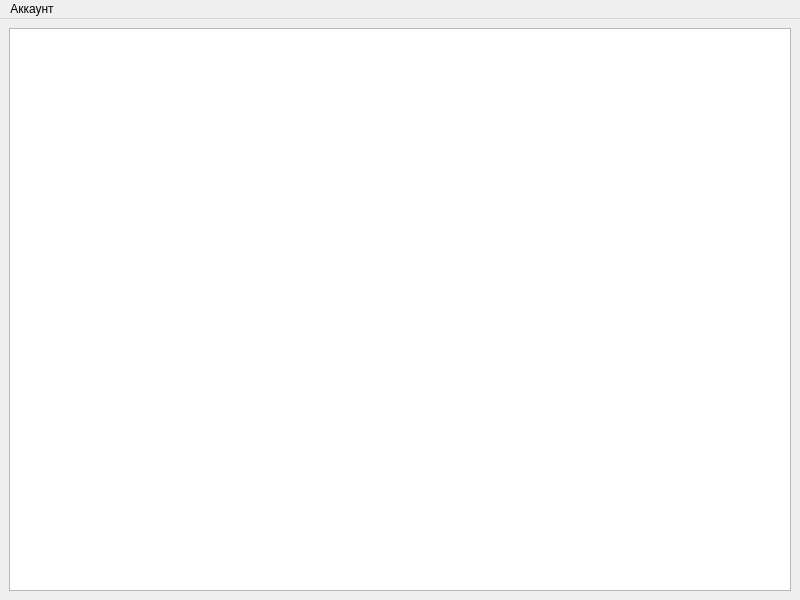
S0sis0chka/Arzaso_git, file mainwindow.ui: the form before one commit.
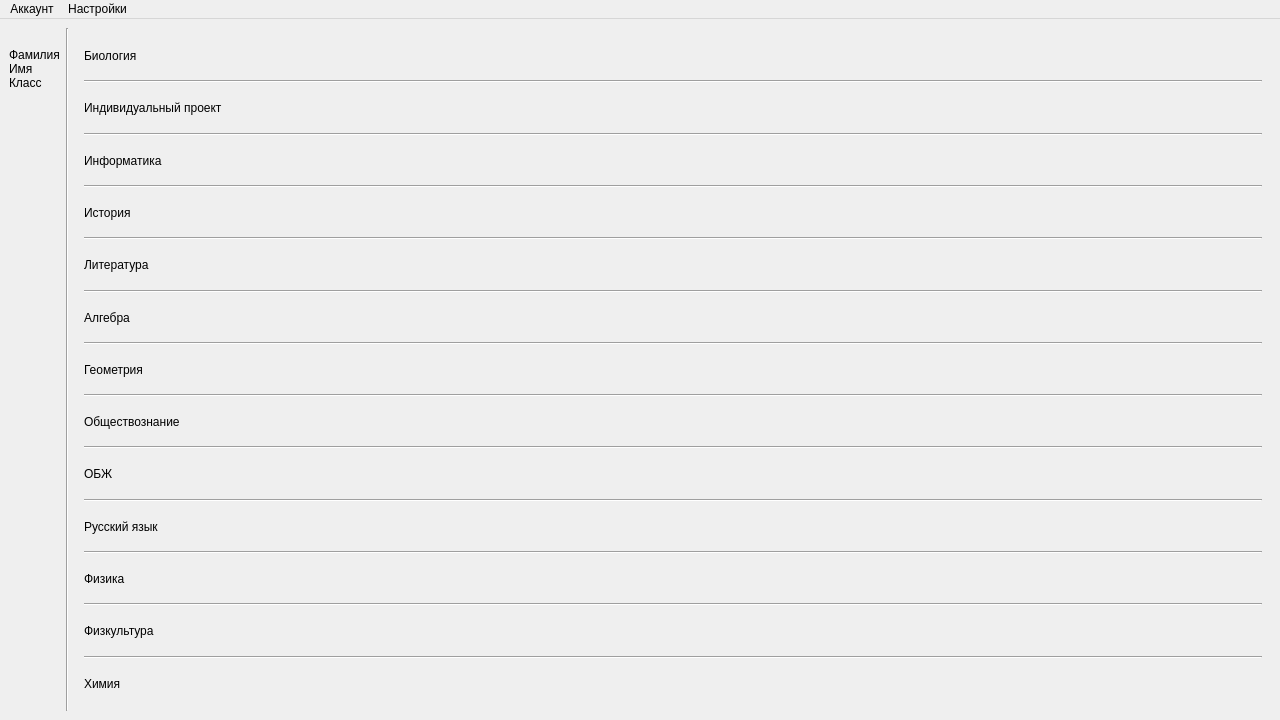
The form after the commit. Icons and pictures are not drawn.

The edit to the form file:
```diff
--- a/mainwindow.ui
+++ b/mainwindow.ui
@@ -6,8 +6,8 @@
    <rect>
     <x>0</x>
     <y>0</y>
-    <width>800</width>
-    <height>600</height>
+    <width>1280</width>
+    <height>720</height>
    </rect>
   </property>
   <property name="windowTitle">
@@ -17,11 +17,403 @@
    <layout class="QGridLayout" name="gridLayout_2">
     <item row="0" column="0">
      <layout class="QGridLayout" name="gridLayout">
-      <item row="0" column="0">
-       <widget class="QTableWidget" name="tableWidget"/>
+      <item row="2" column="1">
+       <spacer name="verticalSpacer">
+        <property name="orientation">
+         <enum>Qt::Vertical</enum>
+        </property>
+        <property name="sizeHint" stdset="0">
+         <size>
+          <width>20</width>
+          <height>40</height>
+         </size>
+        </property>
+       </spacer>
+      </item>
+      <item row="1" column="1">
+       <widget class="QLabel" name="userinfo">
+        <property name="text">
+         <string>Фамилия
+Имя
+Класс</string>
+        </property>
+       </widget>
+      </item>
+      <item row="0" column="1">
+       <widget class="QLabel" name="label">
+        <property name="text">
+         <string/>
+        </property>
+        <property name="pixmap">
+         <pixmap resource="res.qrc">:/pic/pic/avatar_img.jpg</pixmap>
+        </property>
+       </widget>
       </item>
      </layout>
     </item>
+    <item row="0" column="2">
+     <widget class="QWidget" name="widget" native="true">
+      <property name="sizePolicy">
+       <sizepolicy hsizetype="Expanding" vsizetype="Preferred">
+        <horstretch>0</horstretch>
+        <verstretch>0</verstretch>
+       </sizepolicy>
+      </property>
+      <layout class="QGridLayout" name="gridLayout_3">
+       <item row="16" column="1">
+        <widget class="QLabel" name="obz">
+         <property name="text">
+          <string/>
+         </property>
+        </widget>
+       </item>
+       <item row="7" column="0" colspan="2">
+        <widget class="Line" name="line_4">
+         <property name="orientation">
+          <enum>Qt::Horizontal</enum>
+         </property>
+        </widget>
+       </item>
+       <item row="4" column="1">
+        <widget class="QLabel" name="informat">
+         <property name="text">
+          <string/>
+         </property>
+        </widget>
+       </item>
+       <item row="2" column="1">
+        <widget class="QLabel" name="individual">
+         <property name="text">
+          <string/>
+         </property>
+        </widget>
+       </item>
+       <item row="4" column="0">
+        <widget class="QLabel" name="label_12">
+         <property name="sizePolicy">
+          <sizepolicy hsizetype="Maximum" vsizetype="Preferred">
+           <horstretch>0</horstretch>
+           <verstretch>0</verstretch>
+          </sizepolicy>
+         </property>
+         <property name="text">
+          <string>Информатика</string>
+         </property>
+        </widget>
+       </item>
+       <item row="12" column="0">
+        <widget class="QLabel" name="label_2">
+         <property name="sizePolicy">
+          <sizepolicy hsizetype="Maximum" vsizetype="Preferred">
+           <horstretch>0</horstretch>
+           <verstretch>0</verstretch>
+          </sizepolicy>
+         </property>
+         <property name="text">
+          <string>Геометрия</string>
+         </property>
+        </widget>
+       </item>
+       <item row="16" column="0">
+        <widget class="QLabel" name="label_4">
+         <property name="sizePolicy">
+          <sizepolicy hsizetype="Maximum" vsizetype="Preferred">
+           <horstretch>0</horstretch>
+           <verstretch>0</verstretch>
+          </sizepolicy>
+         </property>
+         <property name="text">
+          <string>ОБЖ</string>
+         </property>
+        </widget>
+       </item>
+       <item row="22" column="0">
+        <widget class="QLabel" name="label_7">
+         <property name="sizePolicy">
+          <sizepolicy hsizetype="Maximum" vsizetype="Preferred">
+           <horstretch>0</horstretch>
+           <verstretch>0</verstretch>
+          </sizepolicy>
+         </property>
+         <property name="text">
+          <string>Физкультура</string>
+         </property>
+        </widget>
+       </item>
+       <item row="1" column="0" colspan="2">
+        <widget class="Line" name="line">
+         <property name="orientation">
+          <enum>Qt::Horizontal</enum>
+         </property>
+        </widget>
+       </item>
+       <item row="12" column="1">
+        <widget class="QLabel" name="geometry">
+         <property name="text">
+          <string/>
+         </property>
+        </widget>
+       </item>
+       <item row="22" column="1">
+        <widget class="QLabel" name="phizra">
+         <property name="text">
+          <string/>
+         </property>
+        </widget>
+       </item>
+       <item row="6" column="1">
+        <widget class="QLabel" name="istoria">
+         <property name="text">
+          <string/>
+         </property>
+        </widget>
+       </item>
+       <item row="10" column="0">
+        <widget class="QLabel" name="label_9">
+         <property name="sizePolicy">
+          <sizepolicy hsizetype="Maximum" vsizetype="Preferred">
+           <horstretch>0</horstretch>
+           <verstretch>0</verstretch>
+          </sizepolicy>
+         </property>
+         <property name="text">
+          <string>Алгебра</string>
+         </property>
+        </widget>
+       </item>
+       <item row="17" column="0" colspan="2">
+        <widget class="Line" name="line_9">
+         <property name="orientation">
+          <enum>Qt::Horizontal</enum>
+         </property>
+        </widget>
+       </item>
+       <item row="2" column="0">
+        <widget class="QLabel" name="label_13">
+         <property name="sizePolicy">
+          <sizepolicy hsizetype="Maximum" vsizetype="Preferred">
+           <horstretch>0</horstretch>
+           <verstretch>0</verstretch>
+          </sizepolicy>
+         </property>
+         <property name="text">
+          <string>Индивидуальный проект</string>
+         </property>
+        </widget>
+       </item>
+       <item row="6" column="0">
+        <widget class="QLabel" name="label_11">
+         <property name="sizePolicy">
+          <sizepolicy hsizetype="Maximum" vsizetype="Preferred">
+           <horstretch>0</horstretch>
+           <verstretch>0</verstretch>
+          </sizepolicy>
+         </property>
+         <property name="text">
+          <string>История</string>
+         </property>
+        </widget>
+       </item>
+       <item row="23" column="0" colspan="2">
+        <widget class="Line" name="line_12">
+         <property name="orientation">
+          <enum>Qt::Horizontal</enum>
+         </property>
+        </widget>
+       </item>
+       <item row="14" column="1">
+        <widget class="QLabel" name="obzestvo">
+         <property name="text">
+          <string/>
+         </property>
+        </widget>
+       </item>
+       <item row="3" column="0" colspan="2">
+        <widget class="Line" name="line_2">
+         <property name="orientation">
+          <enum>Qt::Horizontal</enum>
+         </property>
+        </widget>
+       </item>
+       <item row="15" column="0" colspan="2">
+        <widget class="Line" name="line_8">
+         <property name="orientation">
+          <enum>Qt::Horizontal</enum>
+         </property>
+        </widget>
+       </item>
+       <item row="8" column="1">
+        <widget class="QLabel" name="literat">
+         <property name="text">
+          <string/>
+         </property>
+        </widget>
+       </item>
+       <item row="11" column="0" colspan="2">
+        <widget class="Line" name="line_6">
+         <property name="orientation">
+          <enum>Qt::Horizontal</enum>
+         </property>
+        </widget>
+       </item>
+       <item row="5" column="0" colspan="2">
+        <widget class="Line" name="line_3">
+         <property name="orientation">
+          <enum>Qt::Horizontal</enum>
+         </property>
+        </widget>
+       </item>
+       <item row="20" column="1">
+        <widget class="QLabel" name="phizika">
+         <property name="text">
+          <string/>
+         </property>
+        </widget>
+       </item>
+       <item row="9" column="0" colspan="2">
+        <widget class="Line" name="line_5">
+         <property name="orientation">
+          <enum>Qt::Horizontal</enum>
+         </property>
+        </widget>
+       </item>
+       <item row="24" column="0">
+        <widget class="QLabel" name="label_8">
+         <property name="sizePolicy">
+          <sizepolicy hsizetype="Maximum" vsizetype="Preferred">
+           <horstretch>0</horstretch>
+           <verstretch>0</verstretch>
+          </sizepolicy>
+         </property>
+         <property name="text">
+          <string>Химия</string>
+         </property>
+        </widget>
+       </item>
+       <item row="13" column="0" colspan="2">
+        <widget class="Line" name="line_7">
+         <property name="orientation">
+          <enum>Qt::Horizontal</enum>
+         </property>
+        </widget>
+       </item>
+       <item row="0" column="0">
+        <widget class="QLabel" name="label_14">
+         <property name="sizePolicy">
+          <sizepolicy hsizetype="Maximum" vsizetype="Preferred">
+           <horstretch>0</horstretch>
+           <verstretch>0</verstretch>
+          </sizepolicy>
+         </property>
+         <property name="text">
+          <string>Биология</string>
+         </property>
+        </widget>
+       </item>
+       <item row="18" column="0">
+        <widget class="QLabel" name="label_5">
+         <property name="sizePolicy">
+          <sizepolicy hsizetype="Maximum" vsizetype="Preferred">
+           <horstretch>0</horstretch>
+           <verstretch>0</verstretch>
+          </sizepolicy>
+         </property>
+         <property name="text">
+          <string>Русский язык</string>
+         </property>
+        </widget>
+       </item>
+       <item row="14" column="0">
+        <widget class="QLabel" name="label_3">
+         <property name="sizePolicy">
+          <sizepolicy hsizetype="Maximum" vsizetype="Preferred">
+           <horstretch>0</horstretch>
+           <verstretch>0</verstretch>
+          </sizepolicy>
+         </property>
+         <property name="text">
+          <string>Обществознание</string>
+         </property>
+        </widget>
+       </item>
+       <item row="20" column="0">
+        <widget class="QLabel" name="label_6">
+         <property name="sizePolicy">
+          <sizepolicy hsizetype="Maximum" vsizetype="Preferred">
+           <horstretch>0</horstretch>
+           <verstretch>0</verstretch>
+          </sizepolicy>
+         </property>
+         <property name="text">
+          <string>Физика</string>
+         </property>
+        </widget>
+       </item>
+       <item row="24" column="1">
+        <widget class="QLabel" name="himiya">
+         <property name="text">
+          <string/>
+         </property>
+        </widget>
+       </item>
+       <item row="19" column="0" colspan="2">
+        <widget class="Line" name="line_10">
+         <property name="orientation">
+          <enum>Qt::Horizontal</enum>
+         </property>
+        </widget>
+       </item>
+       <item row="18" column="1">
+        <widget class="QLabel" name="russkiy">
+         <property name="text">
+          <string/>
+         </property>
+        </widget>
+       </item>
+       <item row="10" column="1">
+        <widget class="QLabel" name="algebra">
+         <property name="text">
+          <string/>
+         </property>
+        </widget>
+       </item>
+       <item row="8" column="0">
+        <widget class="QLabel" name="label_10">
+         <property name="sizePolicy">
+          <sizepolicy hsizetype="Maximum" vsizetype="Preferred">
+           <horstretch>0</horstretch>
+           <verstretch>0</verstretch>
+          </sizepolicy>
+         </property>
+         <property name="text">
+          <string>Литература</string>
+         </property>
+        </widget>
+       </item>
+       <item row="21" column="0" colspan="2">
+        <widget class="Line" name="line_11">
+         <property name="orientation">
+          <enum>Qt::Horizontal</enum>
+         </property>
+        </widget>
+       </item>
+       <item row="0" column="1">
+        <widget class="QLabel" name="biologia">
+         <property name="text">
+          <string/>
+         </property>
+        </widget>
+       </item>
+      </layout>
+     </widget>
+    </item>
+    <item row="0" column="1">
+     <widget class="Line" name="line_13">
+      <property name="orientation">
+       <enum>Qt::Vertical</enum>
+      </property>
+     </widget>
+    </item>
    </layout>
   </widget>
   <widget class="QMenuBar" name="menubar">
@@ -29,7 +421,7 @@
     <rect>
      <x>0</x>
      <y>0</y>
-     <width>800</width>
+     <width>1280</width>
      <height>21</height>
     </rect>
    </property>
@@ -38,8 +430,18 @@
      <string>Аккаунт</string>
     </property>
     <addaction name="login_btn"/>
+    <addaction name="separator"/>
+    <addaction name="obnovit"/>
+    <addaction name="separator"/>
+    <addaction name="exit"/>
+   </widget>
+   <widget class="QMenu" name="menu_2">
+    <property name="title">
+     <string>Настройки</string>
+    </property>
    </widget>
    <addaction name="menu"/>
+   <addaction name="menu_2"/>
   </widget>
   <action name="login_btn">
    <property name="text">
```
Left out of the diff: 16 changed lines with no effect on the pictures.
